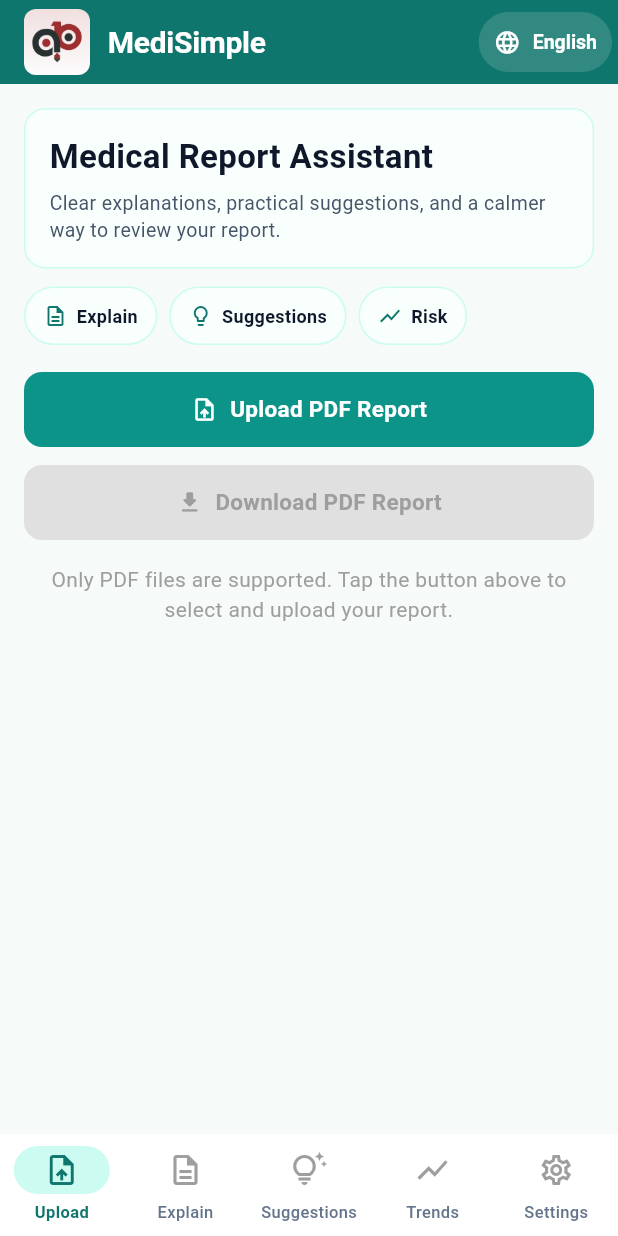
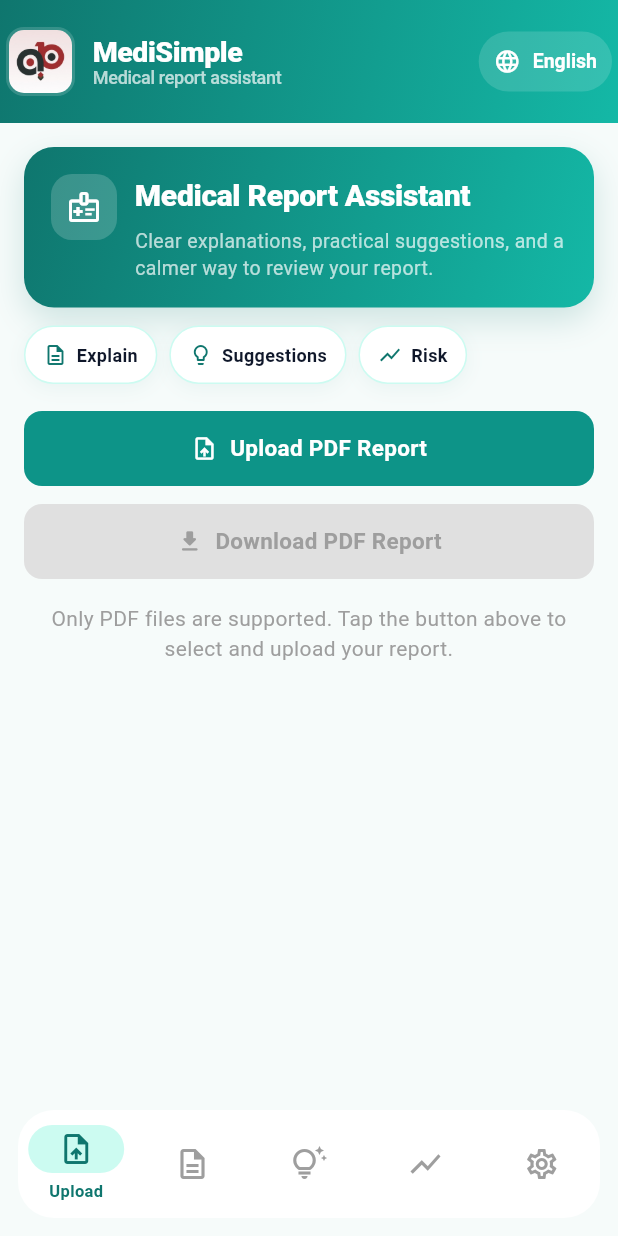
Before and after one commit to raghavmittal429-hash/Medical-Translation, a Flutter app: the screen it shows after launch, on a phone screen of 412 x 824 dp. Run offline on Flutter 3.47's test engine with Material 3 defaults, Android fonts, the phone set to English and light mode, and no system bars; our stand-ins replace file_picker, fl_chart, flutter_tts, pdf; missing offline and left inert: dart:html.

Commit message:
Refine app UI with premium medical assistant styling

```diff
--- a/flutter_app/lib/main.dart
+++ b/flutter_app/lib/main.dart
@@ -1136,27 +1136,62 @@ class _HomePageState extends State<HomePage> {
       resizeToAvoidBottomInset: false,
       appBar: AppBar(
         elevation: 0,
-        title: Row(
-          children: [
-            ClipRRect(
-              borderRadius: BorderRadius.circular(8),
+        toolbarHeight: 82,
+        titleSpacing: 0,
+        title: Padding(
+          padding: const EdgeInsets.only(left: 4),
+          child: Row(
+            children: [
+              Container(
+                padding: const EdgeInsets.all(2),
+                decoration: BoxDecoration(
+                  color: Colors.white.withValues(alpha: 0.16),
+                  borderRadius: BorderRadius.circular(12),
+                ),
+                child: ClipRRect(
+                  borderRadius: BorderRadius.circular(10),
                   child: Image.asset(
                     'assets/images/medisimple_logo.jpg',
-                width: 44,
-                height: 44,
+                    width: 42,
+                    height: 42,
                     fit: BoxFit.cover,
                   ),
                 ),
+              ),
               const SizedBox(width: 12),
-            const Text(
+              const Column(
+                crossAxisAlignment: CrossAxisAlignment.start,
+                children: [
+                  Text(
                     'MediSimple',
                     style: TextStyle(
-                fontWeight: FontWeight.bold,
-                fontSize: 20,
+                      fontWeight: FontWeight.w800,
+                      fontSize: 19,
                       color: Colors.white,
-              ),
-            ),
-          ],
+                      letterSpacing: -0.3,
+                    ),
+                  ),
+                  Text(
+                    'Medical report assistant',
+                    style: TextStyle(
+                      fontSize: 12,
+                      color: Colors.white70,
+                      fontWeight: FontWeight.w500,
+                    ),
+                  ),
+                ],
+              ),
+            ],
+          ),
+        ),
+        flexibleSpace: Container(
+          decoration: const BoxDecoration(
+            gradient: LinearGradient(
+              colors: [Color(0xFF0F766E), Color(0xFF14B8A6)],
+              begin: Alignment.topLeft,
+              end: Alignment.bottomRight,
+            ),
+          ),
         ),
         backgroundColor: const Color(0xFF0F766E),
         actions: [
@@ -1262,14 +1297,24 @@ class _HomePageState extends State<HomePage> {
             ),
         ],
       ),
-      bottomNavigationBar: NavigationBar(
+      bottomNavigationBar: Padding(
+        padding: const EdgeInsets.fromLTRB(12, 0, 12, 12),
+        child: ClipRRect(
+          borderRadius: BorderRadius.circular(24),
+          child: NavigationBar(
             selectedIndex: _currentIndex,
             onDestinationSelected: (index) => setState(() => _currentIndex = index),
-        backgroundColor: const Color(0xFFFFFFFF),
+            backgroundColor: Colors.white,
+            elevation: 0,
+            height: 72,
             indicatorColor: const Color(0xFFCCFBF1),
+            indicatorShape: RoundedRectangleBorder(
+              borderRadius: BorderRadius.circular(18),
+            ),
+            labelBehavior: NavigationDestinationLabelBehavior.onlyShowSelected,
             destinations: const [
               NavigationDestination(
-            icon: Icon(Icons.upload_file, color: Colors.grey),
+                icon: Icon(Icons.upload_file_outlined, color: Colors.grey),
                 selectedIcon: Icon(Icons.upload_file, color: Color(0xFF0F766E)),
                 label: 'Upload',
               ),
@@ -1285,7 +1330,7 @@ class _HomePageState extends State<HomePage> {
                 label: 'Suggestions',
               ),
               NavigationDestination(
-            icon: Icon(Icons.show_chart, color: Colors.grey),
+                icon: Icon(Icons.show_chart_outlined, color: Colors.grey),
                 selectedIcon: Icon(Icons.show_chart, color: Color(0xFF0F766E)),
                 label: 'Trends',
               ),
@@ -1295,6 +1340,8 @@ class _HomePageState extends State<HomePage> {
                 label: 'Settings',
               ),
             ],
+          ),
+        ),
       ),
     );
   }
@@ -1306,24 +1353,62 @@ class _HomePageState extends State<HomePage> {
         crossAxisAlignment: CrossAxisAlignment.stretch,
         children: [
           Container(
-            padding: const EdgeInsets.all(16),
+            padding: const EdgeInsets.all(18),
             decoration: BoxDecoration(
-              color: const Color(0xFFF8FFFD),
+              gradient: const LinearGradient(
+                colors: [Color(0xFF0F766E), Color(0xFF14B8A6)],
+                begin: Alignment.topLeft,
+                end: Alignment.bottomRight,
+              ),
+              borderRadius: BorderRadius.circular(20),
+              boxShadow: [
+                BoxShadow(
+                  color: const Color(0xFF0F766E).withValues(alpha: 0.18),
+                  blurRadius: 18,
+                  offset: const Offset(0, 8),
+                ),
+              ],
+            ),
+            child: Row(
+              crossAxisAlignment: CrossAxisAlignment.start,
+              children: [
+                Container(
+                  padding: const EdgeInsets.all(10),
+                  decoration: BoxDecoration(
+                    color: Colors.white.withValues(alpha: 0.18),
                     borderRadius: BorderRadius.circular(14),
-              border: Border.all(color: const Color(0xFFCCFBF1), width: 1),
-            ),
-            child: const Column(
+                  ),
+                  child: const Icon(
+                    Icons.medical_information_outlined,
+                    color: Colors.white,
+                    size: 24,
+                  ),
+                ),
+                const SizedBox(width: 12),
+                const Expanded(
+                  child: Column(
                     crossAxisAlignment: CrossAxisAlignment.start,
                     children: [
                       Text(
                         'Medical Report Assistant',
-                  style: TextStyle(fontSize: 22, fontWeight: FontWeight.bold),
+                        style: TextStyle(
+                          fontSize: 20,
+                          fontWeight: FontWeight.w800,
+                          color: Colors.white,
+                          letterSpacing: -0.2,
+                        ),
                       ),
                       SizedBox(height: 6),
                       Text(
                         'Clear explanations, practical suggestions, and a calmer way to review your report.',
                         style: TextStyle(
-                      fontSize: 13, color: Color(0xFF475569), height: 1.4),
+                          fontSize: 13,
+                          color: Colors.white70,
+                          height: 1.4,
+                        ),
+                      ),
+                    ],
+                  ),
                 ),
               ],
             ),
@@ -1432,9 +1517,16 @@ class _HomePageState extends State<HomePage> {
     return Container(
       padding: const EdgeInsets.symmetric(horizontal: 12, vertical: 10),
       decoration: BoxDecoration(
-        color: const Color(0xFFF8FFFD),
+        color: Colors.white,
         borderRadius: BorderRadius.circular(999),
         border: Border.all(color: const Color(0xFFCCFBF1), width: 1),
+        boxShadow: [
+          BoxShadow(
+            color: const Color(0xFF0F766E).withValues(alpha: 0.06),
+            blurRadius: 10,
+            offset: const Offset(0, 3),
+          ),
+        ],
       ),
       child: Row(
         mainAxisSize: MainAxisSize.min,
@@ -1460,11 +1552,22 @@ class _HomePageState extends State<HomePage> {
     final factors = _causalFactors();
 
     return Container(
-      padding: const EdgeInsets.all(14),
+      padding: const EdgeInsets.all(16),
       decoration: BoxDecoration(
-        color: const Color(0xFFF8FFFD),
-        borderRadius: BorderRadius.circular(14),
+        gradient: const LinearGradient(
+          colors: [Color(0xFFF8FFFD), Color(0xFFFFFFFF)],
+          begin: Alignment.topLeft,
+          end: Alignment.bottomRight,
+        ),
+        borderRadius: BorderRadius.circular(18),
         border: Border.all(color: const Color(0xFFCCFBF1), width: 1),
+        boxShadow: [
+          BoxShadow(
+            color: const Color(0xFF0F766E).withValues(alpha: 0.07),
+            blurRadius: 16,
+            offset: const Offset(0, 6),
+          ),
+        ],
       ),
       child: Column(
         crossAxisAlignment: CrossAxisAlignment.start,
@@ -2011,23 +2114,37 @@ class _HomePageState extends State<HomePage> {
             child: Center(
               child: Padding(
                 padding: const EdgeInsets.symmetric(vertical: 32),
-                child: Column(
-                  mainAxisAlignment: MainAxisAlignment.center,
-                  children: [
-                    Container(
+                child: Container(
                   padding: const EdgeInsets.all(24),
                   decoration: BoxDecoration(
-                        color: Colors.grey.shade100,
+                    color: Colors.white,
+                    borderRadius: BorderRadius.circular(24),
+                    border: Border.all(color: const Color(0xFFEBF2F0), width: 1),
+                    boxShadow: [
+                      BoxShadow(
+                        color: const Color(0xFF0F766E).withValues(alpha: 0.06),
+                        blurRadius: 16,
+                        offset: const Offset(0, 8),
+                      ),
+                    ],
+                  ),
+                  child: Column(
+                    mainAxisSize: MainAxisSize.min,
+                    children: [
+                      Container(
+                        padding: const EdgeInsets.all(20),
+                        decoration: BoxDecoration(
+                          color: const Color(0xFFF0FDFA),
                           shape: BoxShape.circle,
                         ),
-                      child: Icon(icon, size: 64, color: Colors.grey.shade400),
-                    ),
-                    const SizedBox(height: 24),
+                        child: Icon(icon, size: 56, color: const Color(0xFF0F766E)),
+                      ),
+                      const SizedBox(height: 18),
                       Text(
                         title,
                         style: const TextStyle(
                           fontSize: 20,
-                        fontWeight: FontWeight.w600,
+                          fontWeight: FontWeight.w700,
                           color: Colors.black87,
                         ),
                         textAlign: TextAlign.center,
@@ -2035,11 +2152,11 @@ class _HomePageState extends State<HomePage> {
                       const SizedBox(height: 8),
                       Text(
                         subtitle,
-                      style:
-                          TextStyle(fontSize: 14, color: Colors.grey.shade600),
+                        style: TextStyle(fontSize: 14, color: Colors.grey.shade600),
                         textAlign: TextAlign.center,
                       ),
                     ],
+                  ),
                 ),
               ),
             ),
@@ -2058,11 +2175,18 @@ class _HomePageState extends State<HomePage> {
     Widget? extraAction,
   }) {
     return Container(
-      padding: const EdgeInsets.all(14),
+      padding: const EdgeInsets.all(15),
       decoration: BoxDecoration(
         color: isHighlighted ? const Color(0xFFF8FFFD) : Colors.white,
-        borderRadius: BorderRadius.circular(14),
+        borderRadius: BorderRadius.circular(18),
         border: Border.all(color: const Color(0xFFEBF2F0), width: 1),
+        boxShadow: [
+          BoxShadow(
+            color: Colors.black.withValues(alpha: 0.03),
+            blurRadius: 12,
+            offset: const Offset(0, 4),
+          ),
+        ],
       ),
       child: Column(
         crossAxisAlignment: CrossAxisAlignment.start,
@@ -2070,15 +2194,19 @@ class _HomePageState extends State<HomePage> {
           Row(
             children: [
               Container(
-                width: 34,
-                height: 34,
+                width: 38,
+                height: 38,
                 decoration: BoxDecoration(
-                  color: const Color(0xFFECFDF5),
-                  borderRadius: BorderRadius.circular(10),
+                  gradient: const LinearGradient(
+                    colors: [Color(0xFFECFDF5), Color(0xFFCCFBF1)],
+                    begin: Alignment.topLeft,
+                    end: Alignment.bottomRight,
+                  ),
+                  borderRadius: BorderRadius.circular(12),
                 ),
                 child: Icon(icon, color: const Color(0xFF0F766E), size: 18),
               ),
-              const SizedBox(width: 8),
+              const SizedBox(width: 10),
               Expanded(
                 child: Text(
                   title,
```
Lines whose indentation alone changed are shown as unchanged.
